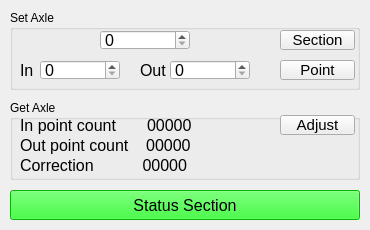
First picture: the form in ui/ui_mainwindow.ui, repository StepanTWL/CounterAxle, before the edit.
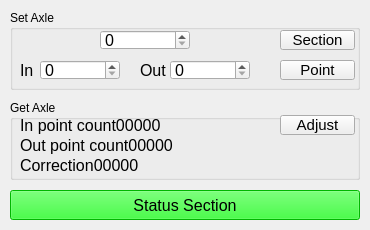
Second picture: the form after the edit.

The edit to the form file:
```diff
--- a/ui/ui_mainwindow.ui
+++ b/ui/ui_mainwindow.ui
@@ -13,7 +13,7 @@
   <property name="minimumSize">
    <size>
     <width>370</width>
-    <height>190</height>
+    <height>230</height>
    </size>
   </property>
   <property name="maximumSize">
@@ -323,7 +323,7 @@
       <enum>QFrame::NoFrame</enum>
      </property>
      <property name="text">
-      <string>In point count       00000</string>
+      <string>In point count00000</string>
      </property>
     </widget>
     <widget class="QLabel" name="label_4">
@@ -359,7 +359,7 @@
       <enum>QFrame::NoFrame</enum>
      </property>
      <property name="text">
-      <string>Out point count    00000</string>
+      <string>Out point count00000</string>
      </property>
     </widget>
     <widget class="QLabel" name="label_5">
@@ -395,7 +395,7 @@
       <enum>QFrame::NoFrame</enum>
      </property>
      <property name="text">
-      <string>Correction           00000</string>
+      <string>Correction00000</string>
      </property>
     </widget>
     <widget class="QPushButton" name="pushButton_4">
```
